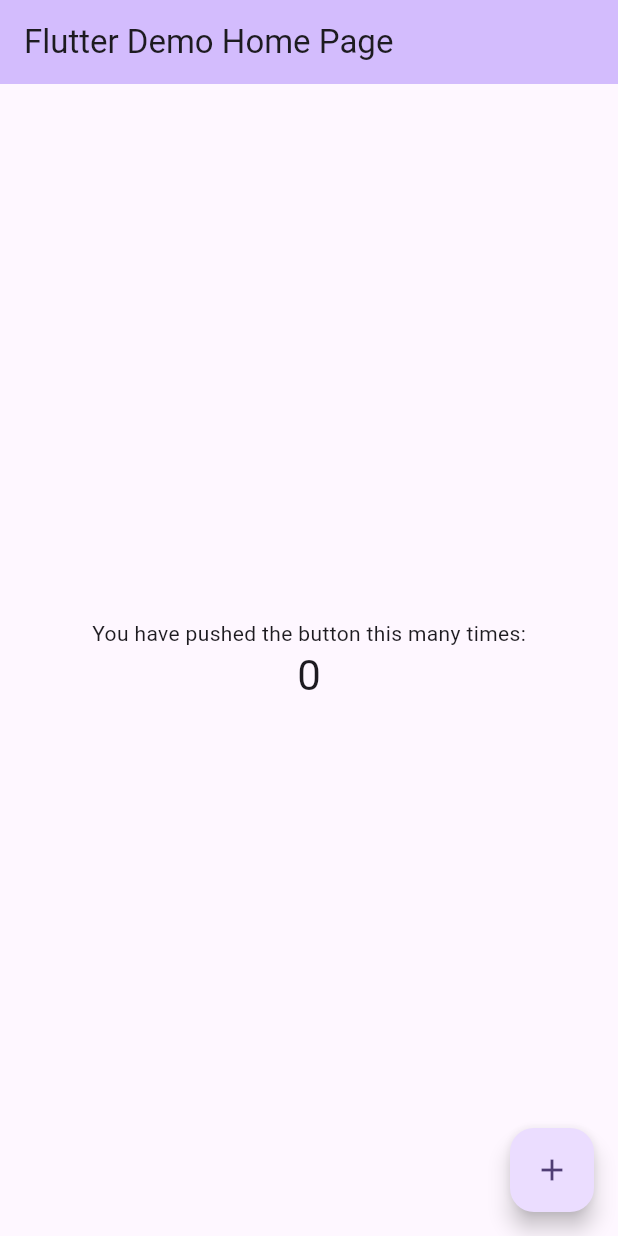
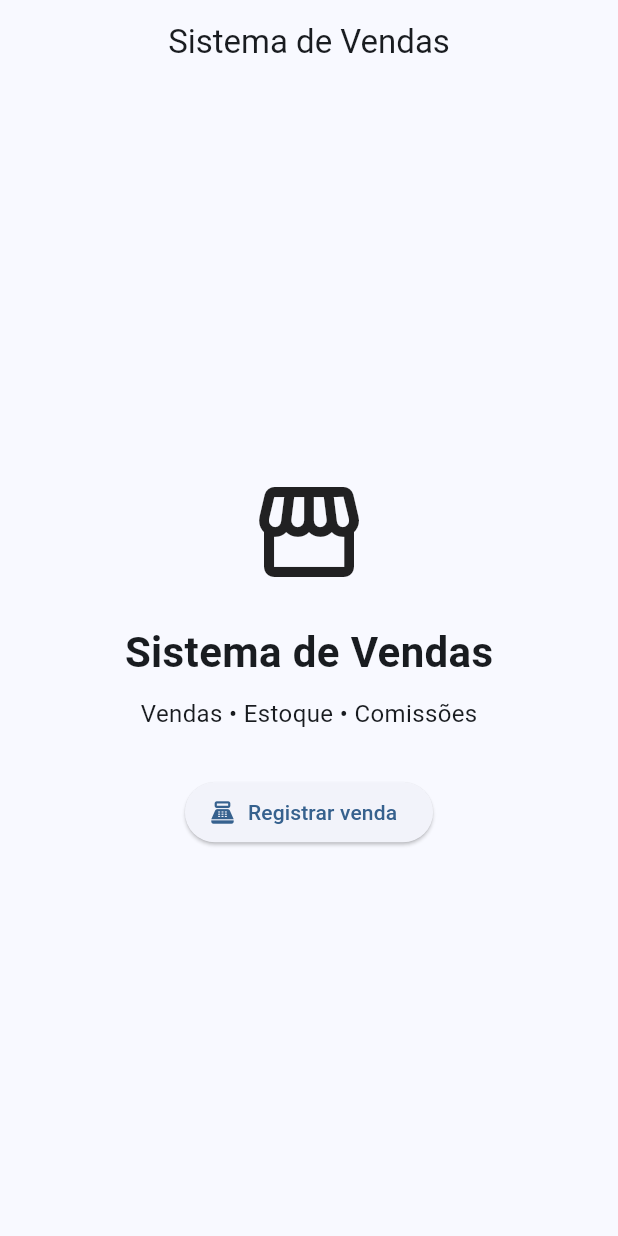
Before and after one commit to jefersonjose69-code/vendas-app, a Flutter app: the screen it shows after launch, on a phone screen of 412 x 824 dp. Run offline on Flutter 3.47's test engine with Material 3 defaults, Android fonts, the phone set to English and light mode, and no system bars.

Commit message:
Update main.dart

```diff
--- a/lib/main.dart
+++ b/lib/main.dart
@@ -1,122 +1,68 @@
 import 'package:flutter/material.dart';
 
 void main() {
-  runApp(const MyApp());
+  runApp(const SistemaVendasApp());
 }
 
-class MyApp extends StatelessWidget {
-  const MyApp({super.key});
+class SistemaVendasApp extends StatelessWidget {
+  const SistemaVendasApp({super.key});
 
-  // This widget is the root of your application.
   @override
   Widget build(BuildContext context) {
     return MaterialApp(
-      title: 'Flutter Demo',
+      debugShowCheckedModeBanner: false,
+      title: 'Sistema de Vendas',
       theme: ThemeData(
-        // This is the theme of your application.
-        //
-        // TRY THIS: Try running your application with "flutter run". You'll see
-        // the application has a purple toolbar. Then, without quitting the app,
-        // try changing the seedColor in the colorScheme below to Colors.green
-        // and then invoke "hot reload" (save your changes or press the "hot
-        // reload" button in a Flutter-supported IDE, or press "r" if you used
-        // the command line to start the app).
-        //
-        // Notice that the counter didn't reset back to zero; the application
-        // state is not lost during the reload. To reset the state, use hot
-        // restart instead.
-        //
-        // This works for code too, not just values: Most code changes can be
-        // tested with just a hot reload.
-        colorScheme: ColorScheme.fromSeed(seedColor: Colors.deepPurple),
+        colorScheme: ColorScheme.fromSeed(
+          seedColor: Colors.blue,
+        ),
+        useMaterial3: true,
       ),
-      home: const MyHomePage(title: 'Flutter Demo Home Page'),
+      home: const TelaInicial(),
     );
   }
 }
 
-class MyHomePage extends StatefulWidget {
-  const MyHomePage({super.key, required this.title});
-
-  // This widget is the home page of your application. It is stateful, meaning
-  // that it has a State object (defined below) that contains fields that affect
-  // how it looks.
-
-  // This class is the configuration for the state. It holds the values (in this
-  // case the title) provided by the parent (in this case the App widget) and
-  // used by the build method of the State. Fields in a Widget subclass are
-  // always marked "final".
-
-  final String title;
-
-  @override
-  State<MyHomePage> createState() => _MyHomePageState();
-}
-
-class _MyHomePageState extends State<MyHomePage> {
-  int _counter = 0;
-
-  void _incrementCounter() {
-    setState(() {
-      // This call to setState tells the Flutter framework that something has
-      // changed in this State, which causes it to rerun the build method below
-      // so that the display can reflect the updated values. If we changed
-      // _counter without calling setState(), then the build method would not be
-      // called again, and so nothing would appear to happen.
-      _counter++;
-    });
-  }
+class TelaInicial extends StatelessWidget {
+  const TelaInicial({super.key});
 
   @override
   Widget build(BuildContext context) {
-    // This method is rerun every time setState is called, for instance as done
-    // by the _incrementCounter method above.
-    //
-    // The Flutter framework has been optimized to make rerunning build methods
-    // fast, so that you can just rebuild anything that needs updating rather
-    // than having to individually change instances of widgets.
     return Scaffold(
       appBar: AppBar(
-        // TRY THIS: Try changing the color here to a specific color (to
-        // Colors.amber, perhaps?) and trigger a hot reload to see the AppBar
-        // change color while the other colors stay the same.
-        backgroundColor: Theme.of(context).colorScheme.inversePrimary,
-        // Here we take the value from the MyHomePage object that was created by
-        // the App.build method, and use it to set our appbar title.
-        title: Text(widget.title),
+        title: const Text('Sistema de Vendas'),
+        centerTitle: true,
       ),
       body: Center(
-        // Center is a layout widget. It takes a single child and positions it
-        // in the middle of the parent.
         child: Column(
-          // Column is also a layout widget. It takes a list of children and
-          // arranges them vertically. By default, it sizes itself to fit its
-          // children horizontally, and tries to be as tall as its parent.
-          //
-          // Column has various properties to control how it sizes itself and
-          // how it positions its children. Here we use mainAxisAlignment to
-          // center the children vertically; the main axis here is the vertical
-          // axis because Columns are vertical (the cross axis would be
-          // horizontal).
-          //
-          // TRY THIS: Invoke "debug painting" (choose the "Toggle Debug Paint"
-          // action in the IDE, or press "p" in the console), to see the
-          // wireframe for each widget.
           mainAxisAlignment: MainAxisAlignment.center,
-          children: <Widget>[
-            const Text('You have pushed the button this many times:'),
-            Text(
-              '$_counter',
-              style: Theme.of(context).textTheme.headlineMedium,
+          children: [
+            const Icon(
+              Icons.storefront,
+              size: 80,
+            ),
+            const SizedBox(height: 20),
+            const Text(
+              'Sistema de Vendas',
+              style: TextStyle(
+                fontSize: 28,
+                fontWeight: FontWeight.bold,
+              ),
+            ),
+            const SizedBox(height: 10),
+            const Text(
+              'Vendas • Estoque • Comissões',
+              style: TextStyle(fontSize: 16),
+            ),
+            const SizedBox(height: 30),
+            ElevatedButton.icon(
+              onPressed: () {},
+              icon: const Icon(Icons.point_of_sale),
+              label: const Text('Registrar venda'),
             ),
           ],
         ),
       ),
-      floatingActionButton: FloatingActionButton(
-        onPressed: _incrementCounter,
-        tooltip: 'Increment',
-        child: const Icon(Icons.add),
-      ), // This trailing comma makes auto-formatting nicer for build methods.
     );
   }
 }
```
